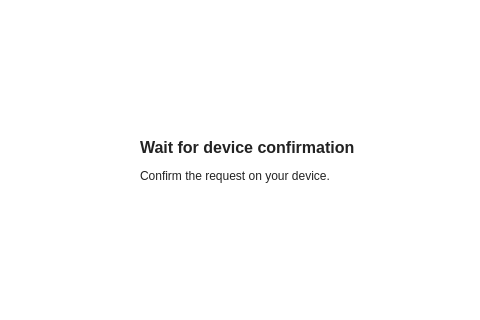
Old version of the form src/MainWindow.ui in the repository mooltipass/moolticute; both pictures show x 153 to 633 and y 140 to 460 of the 780 by 553 pixel window.
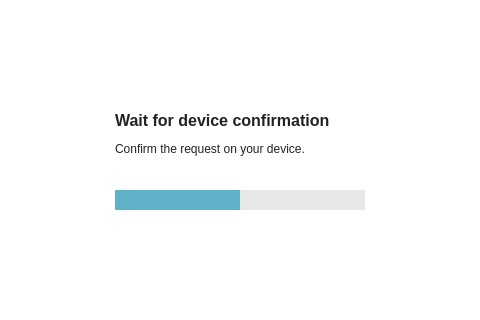
New version of the form. The open tabs and pages were chosen to show the change. Icons and pictures are not drawn. Custom widgets are drawn as their Qt base class.

What changed in the file:
```diff
--- a/src/MainWindow.ui
+++ b/src/MainWindow.ui
@@ -1400,10 +1400,7 @@
        </layout>
       </widget>
       <widget class="QWidget" name="pageWaiting">
-       <layout class="QHBoxLayout" name="horizontalLayout_13">
-        <property name="spacing">
-         <number>20</number>
-        </property>
+       <layout class="QHBoxLayout" name="horizontalLayout_11">
         <item>
          <spacer name="horizontalSpacer_16">
           <property name="orientation">
@@ -1421,11 +1418,67 @@
          <widget class="RotateSpinner" name="widgetSpin" native="true"/>
         </item>
         <item>
-         <widget class="QLabel" name="label_25">
-          <property name="text">
-           <string>&lt;html&gt;&lt;head/&gt;&lt;body&gt;&lt;p&gt;&lt;span style=&quot; font-size:12pt; font-weight:600;&quot;&gt;Wait for device confirmation&lt;/span&gt;&lt;/p&gt;&lt;p&gt;Confirm the request on your device.&lt;/p&gt;&lt;/body&gt;&lt;/html&gt;</string>
-          </property>
-         </widget>
+         <layout class="QVBoxLayout" name="verticalLayout_9">
+          <item>
+           <spacer name="verticalSpacer_2">
+            <property name="orientation">
+             <enum>Qt::Vertical</enum>
+            </property>
+            <property name="sizeHint" stdset="0">
+             <size>
+              <width>228</width>
+              <height>18</height>
+             </size>
+            </property>
+           </spacer>
+          </item>
+          <item>
+           <widget class="QLabel" name="label_25">
+            <property name="text">
+             <string>&lt;html&gt;&lt;head/&gt;&lt;body&gt;&lt;p&gt;&lt;span style=&quot; font-size:12pt; font-weight:600;&quot;&gt;Wait for device confirmation&lt;/span&gt;&lt;/p&gt;&lt;p&gt;Confirm the request on your device.&lt;/p&gt;&lt;/body&gt;&lt;/html&gt;</string>
+            </property>
+           </widget>
+          </item>
+          <item>
+           <spacer name="verticalSpacer">
+            <property name="orientation">
+             <enum>Qt::Vertical</enum>
+            </property>
+            <property name="sizeType">
+             <enum>QSizePolicy::Fixed</enum>
+            </property>
+            <property name="sizeHint" stdset="0">
+             <size>
+              <width>228</width>
+              <height>28</height>
+             </size>
+            </property>
+           </spacer>
+          </item>
+          <item>
+           <widget class="QProgressBar" name="progressBarWait">
+            <property name="maximum">
+             <number>0</number>
+            </property>
+            <property name="value">
+             <number>-1</number>
+            </property>
+           </widget>
+          </item>
+          <item>
+           <spacer name="verticalSpacer_17">
+            <property name="orientation">
+             <enum>Qt::Vertical</enum>
+            </property>
+            <property name="sizeHint" stdset="0">
+             <size>
+              <width>228</width>
+              <height>18</height>
+             </size>
+            </property>
+           </spacer>
+          </item>
+         </layout>
         </item>
         <item>
          <spacer name="horizontalSpacer_17">
```
Left out of the diff: 4 changed lines with no effect on the pictures.
